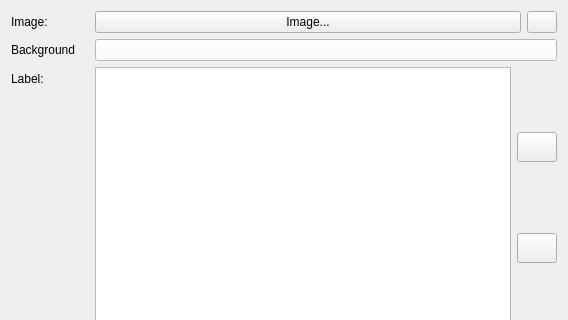
KsmBl/streamdeck-linux-gui-KsmBl, file streamdeck_ui/button.ui: the form before one commit; both pictures show x 0 to 568 and y 0 to 320 of the 568 by 778 pixel window.
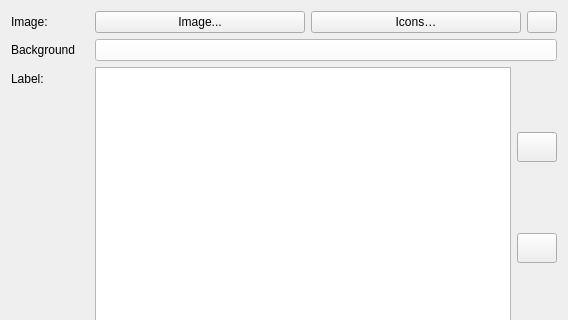
The form after the commit. Icons and pictures are not drawn.

Commit message:
feat: add background daemon mode and a sample icon picker
- Daemon mode: "streamdeck --daemon" (or -d) detaches from the controlling
  terminal with a double-fork and runs headless, so the Stream Deck keeps
  working without the configuration window or launching terminal open.
- Sample icons: an "Icons…" button opens a picker of bundled, ready-made
  icons (media, volume, brightness, web and system categories) that can be
  applied as button images. Icons are discovered from the samples directory,
  so more can be added by dropping files into a category folder.

Patch:
```diff
--- a/streamdeck_ui/button.ui
+++ b/streamdeck_ui/button.ui
@@ -33,6 +33,16 @@
        </property>
       </widget>
      </item>
+     <item>
+      <widget class="QPushButton" name="sample_icons">
+       <property name="toolTip">
+        <string>Choose from the bundled sample icons</string>
+       </property>
+       <property name="text">
+        <string>Icons…</string>
+       </property>
+      </widget>
+     </item>
      <item>
       <widget class="QPushButton" name="remove_image">
        <property name="sizePolicy">
```
The commit also changes 23 other files.
